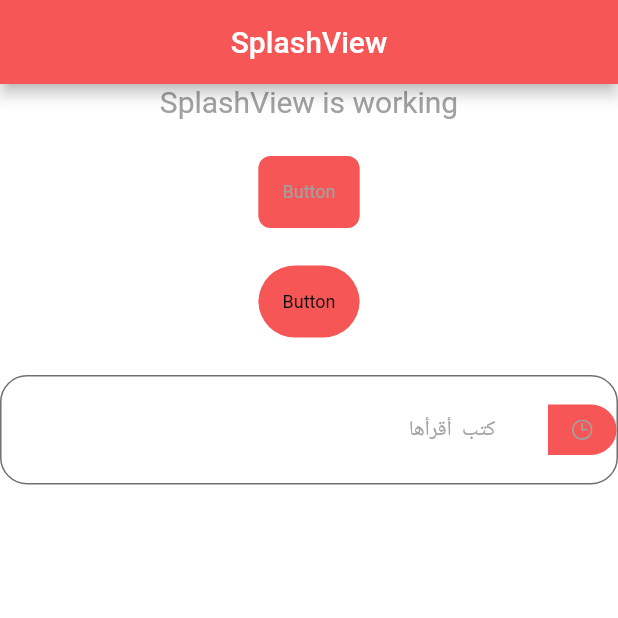
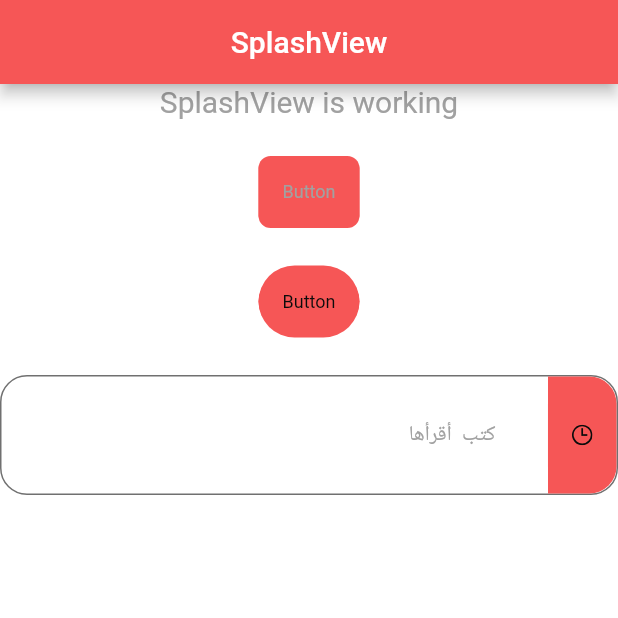
Before and after one commit to devhch/kotobati-mobile, a Flutter app: the screen it shows after launch, on a phone screen of 412 x 824 dp, the top half of it. Run offline on Flutter 3.47's test engine with Material 2 defaults, Android fonts, the phone set to English and light mode, and no system bars; our stand-ins replace flutter_spinkit, flutter_svg, get, open_file, permission_handler, url_launcher_web; missing offline and left inert: flutter_downloader, flutter_inappwebview, mirai_responsive; Roboto replaces fonts that are missing (UniviaPro); statements that could not run were skipped.

Commit message:
Same Changes....

```diff
--- a/lib/app/widgets/card_text_icon_widget.dart
+++ b/lib/app/widgets/card_text_icon_widget.dart
@@ -35,18 +35,20 @@ class CardTextIconWidget extends StatelessWidget {
               horizontal: 16,
               vertical: 10,
             ),
+            height: 78,
             decoration: const BoxDecoration(
               color: AppTheme.keyAppColor,
               borderRadius: BorderRadius.only(
-                bottomRight: Radius.circular(28),
-                topRight: Radius.circular(28),
+                bottomRight: Radius.circular(18),
+                topRight: Radius.circular(18),
               ),
             ),
             child: SvgPicture.asset(
               icon,
-              fit: BoxFit.fill,
-              width: MiraiSize.iconSize24,
-              height: MiraiSize.iconSize24,
+              // fit: BoxFit.fill,
+              width: MiraiSize.iconSize22,
+              height: MiraiSize.iconSize22,
+              color: AppTheme.keyAppBlackColor,
             ),
           ),
           const SizedBox(width: 15),
```
